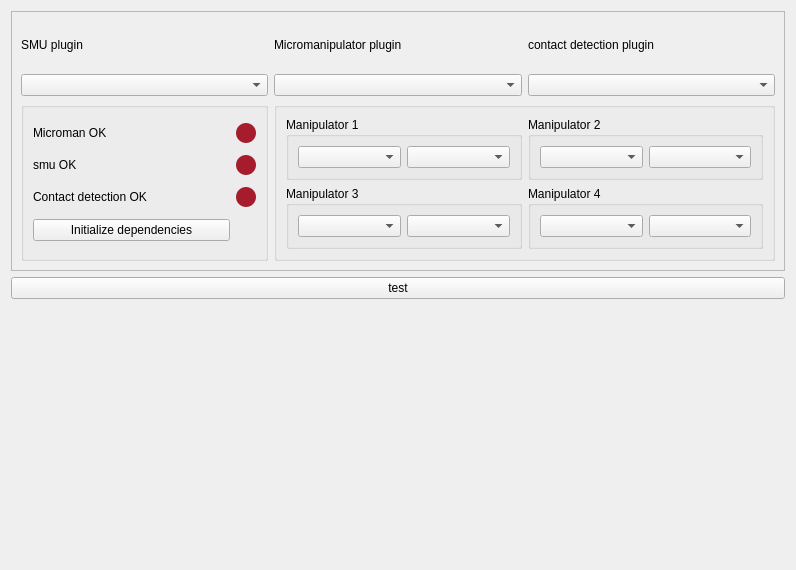
Before: the Qt Designer form plugins/touchDetect/touchDetect_Settings.ui in pyIVLS/pyIVLS, drawn with Qt 5.
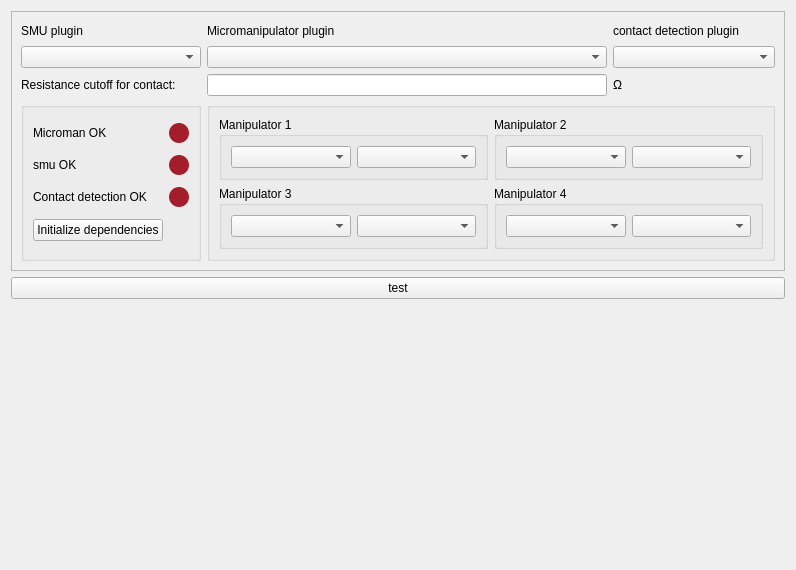
After: the same form once the commit is applied.

Commit message: Added res threshold to GUI along with last known contact point for manipulator to speed up contacts

What changed in the file:
```diff
--- a/plugins/touchDetect/touchDetect_Settings.ui
+++ b/plugins/touchDetect/touchDetect_Settings.ui
@@ -31,45 +31,17 @@
         <x>0</x>
         <y>0</y>
         <width>776</width>
-        <height>472</height>
+        <height>256</height>
        </rect>
       </property>
       <layout class="QGridLayout" name="gridLayout_3">
-       <item row="0" column="2">
-        <widget class="QLabel" name="label_3">
-         <property name="text">
-          <string>contact detection plugin</string>
-         </property>
-        </widget>
-       </item>
-       <item row="1" column="1">
+       <item row="2" column="1">
         <widget class="QComboBox" name="micromanipulatorBox">
          <property name="placeholderText">
           <string>no Micromanipulators found</string>
          </property>
         </widget>
        </item>
-       <item row="1" column="0">
-        <widget class="QComboBox" name="smuBox">
-         <property name="placeholderText">
-          <string>no SMU plugins found</string>
-         </property>
-        </widget>
-       </item>
-       <item row="0" column="1">
-        <widget class="QLabel" name="label_2">
-         <property name="text">
-          <string>Micromanipulator plugin</string>
-         </property>
-        </widget>
-       </item>
-       <item row="1" column="2">
-        <widget class="QComboBox" name="condetBox">
-         <property name="placeholderText">
-          <string>No condet plugins found</string>
-         </property>
-        </widget>
-       </item>
        <item row="0" column="0">
         <widget class="QLabel" name="label">
          <property name="text">
@@ -77,7 +49,7 @@
          </property>
         </widget>
        </item>
-       <item row="2" column="0">
+       <item row="4" column="0">
         <widget class="QGroupBox" name="groupBox">
          <property name="title">
           <string/>
@@ -171,7 +143,21 @@
          </layout>
         </widget>
        </item>
-       <item row="2" column="1" colspan="2">
+       <item row="2" column="0">
+        <widget class="QComboBox" name="smuBox">
+         <property name="placeholderText">
+          <string>no SMU plugins found</string>
+         </property>
+        </widget>
+       </item>
+       <item row="2" column="2">
+        <widget class="QComboBox" name="condetBox">
+         <property name="placeholderText">
+          <string>No condet plugins found</string>
+         </property>
+        </widget>
+       </item>
+       <item row="4" column="1" colspan="2">
         <widget class="QGroupBox" name="groupBox_2">
          <property name="title">
           <string/>
@@ -256,12 +242,50 @@
          </layout>
         </widget>
        </item>
+       <item row="0" column="1">
+        <widget class="QLabel" name="label_2">
+         <property name="text">
+          <string>Micromanipulator plugin</string>
+         </property>
+        </widget>
+       </item>
+       <item row="0" column="2">
+        <widget class="QLabel" name="label_3">
+         <property name="text">
+          <string>contact detection plugin</string>
+         </property>
+        </widget>
+       </item>
+       <item row="3" column="0">
+        <widget class="QLabel" name="label_4">
+         <property name="text">
+          <string>Resistance cutoff for contact:</string>
+         </property>
+        </widget>
+       </item>
+       <item row="3" column="1">
+        <widget class="QLineEdit" name="reshold">
+         <property name="text">
+          <string/>
+         </property>
+        </widget>
+       </item>
+       <item row="3" column="2">
+        <widget class="QLabel" name="label_5">
+         <property name="text">
+          <string>Ω</string>
+         </property>
+        </widget>
+       </item>
       </layout>
      </widget>
     </widget>
    </item>
    <item row="2" column="0">
     <spacer name="verticalSpacer">
+     <property name="orientation">
+      <enum>Qt::Orientation::Vertical</enum>
+     </property>
      <property name="sizeHint" stdset="0">
       <size>
        <width>20</width>
```
The commit also changes 4 other files.
